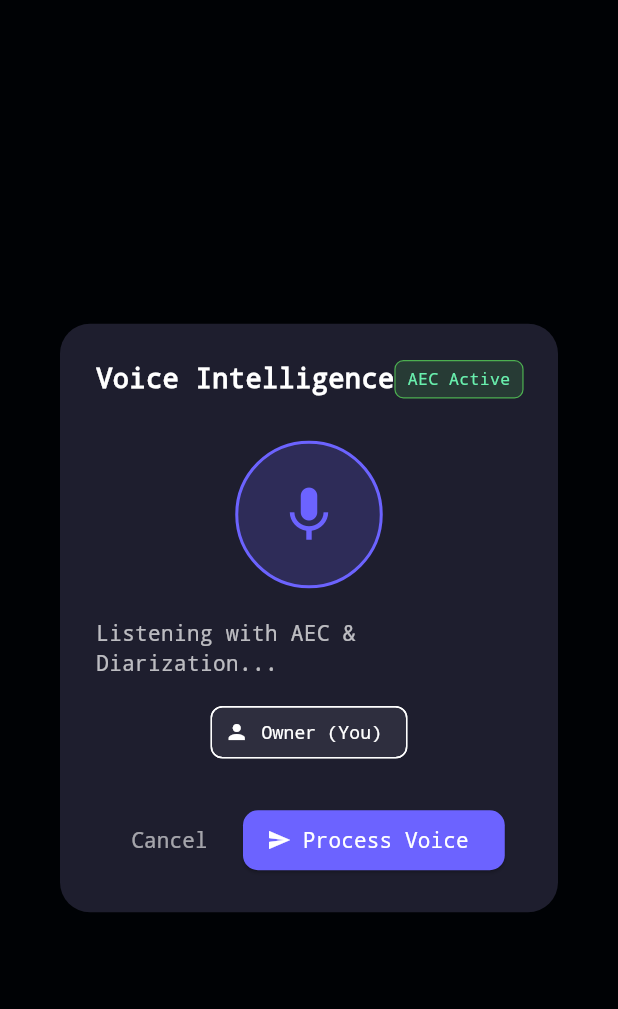
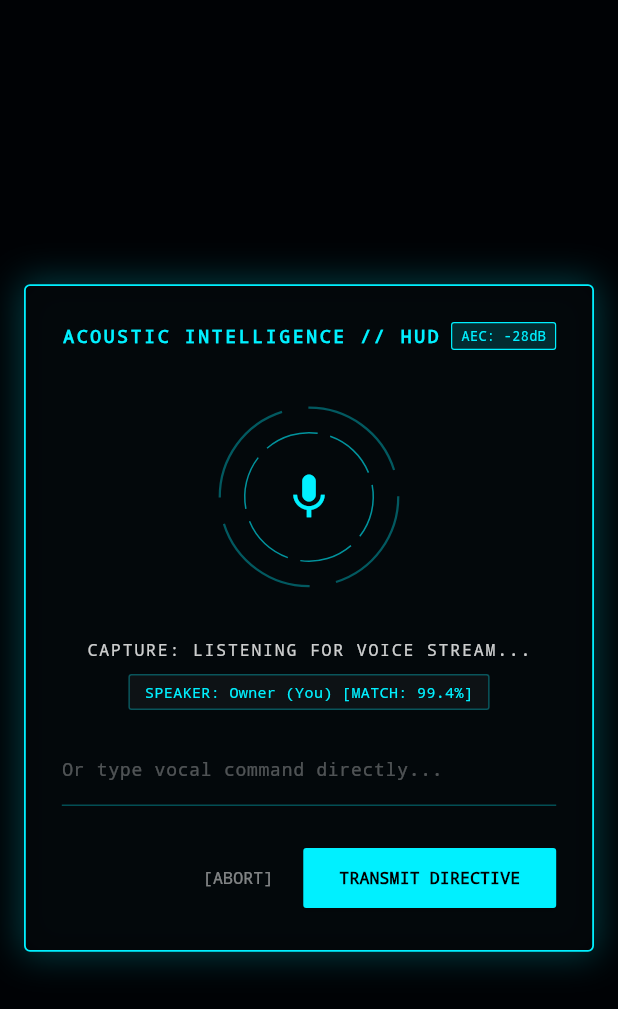
Before and after one commit to Kennny7/Thanatos, a Flutter app: the VoiceOverlayDialog widget shown alone on an empty page, opened directly with empty values, on a phone screen of 412 x 824 dp. Shown: the top 1009 px of the screen. Run offline on Flutter 3.47's test engine with Material 3 defaults, Android fonts, the phone set to English and light mode, and no system bars; our stand-ins replace flutter_dotenv, flutter_riverpod, speech_to_text; network calls fail.

Commit message:
feat: enhance VoiceOverlayDialog with improved UI and gyroscopic rings visualizer

```diff
--- a/apps/client_flutter/lib/ui/widgets/voice_overlay.dart
+++ b/apps/client_flutter/lib/ui/widgets/voice_overlay.dart
@@ -1,5 +1,6 @@
 // Thanatos/apps/client_flutter/lib/ui/widgets/voice_overlay.dart
 
+import 'dart:math';
 import 'package:flutter/material.dart';
 
 class VoiceOverlayDialog extends StatefulWidget {
@@ -11,102 +12,170 @@ class VoiceOverlayDialog extends StatefulWidget {
   State<VoiceOverlayDialog> createState() => _VoiceOverlayDialogState();
 }
 
-class _VoiceOverlayDialogState extends State<VoiceOverlayDialog> with SingleTickerProviderStateMixin {
+class _VoiceOverlayDialogState extends State<VoiceOverlayDialog>
+    with SingleTickerProviderStateMixin {
   bool isListening = true;
-  String currentSpeaker = "Owner (You)";
-  bool aecActive = true;
+  final String currentSpeaker = "Owner (You)";
   late AnimationController _animController;
+  final TextEditingController _voiceInputController = TextEditingController();
 
   @override
   void initState() {
     super.initState();
     _animController = AnimationController(
       vsync: this,
-      duration: const Duration(milliseconds: 1200),
-    )..repeat(reverse: true);
+      duration: const Duration(seconds: 4),
+    )..repeat();
   }
 
   @override
   void dispose() {
     _animController.dispose();
+    _voiceInputController.dispose();
     super.dispose();
   }
 
   @override
   Widget build(BuildContext context) {
+    final theme = Theme.of(context);
+    final accent = theme.colorScheme.primary;
+
     return Dialog(
-      backgroundColor: const Color(0xFF1E1E2E),
-      shape: RoundedRectangleBorder(borderRadius: BorderRadius.circular(20)),
-      child: Padding(
+      backgroundColor: Colors.transparent,
+      elevation: 0,
+      insetPadding: const EdgeInsets.all(16),
+      child: Container(
+        constraints: const BoxConstraints(maxWidth: 420),
         padding: const EdgeInsets.all(24.0),
+        decoration: BoxDecoration(
+          color: const Color(0xFF030508).withValues(alpha: 0.95),
+          border: Border.all(color: accent, width: 1.2),
+          borderRadius: BorderRadius.circular(4),
+          boxShadow: [
+            BoxShadow(color: accent.withValues(alpha: 0.25), blurRadius: 20, spreadRadius: 2),
+          ],
+        ),
         child: Column(
           mainAxisSize: MainAxisSize.min,
           children: [
+            // HUD Header
             Row(
               mainAxisAlignment: MainAxisAlignment.spaceBetween,
               children: [
-                const Text(
-                  'Voice Intelligence',
-                  style: TextStyle(color: Colors.white, fontSize: 18, fontWeight: FontWeight.bold),
+                Text(
+                  'ACOUSTIC INTELLIGENCE // HUD',
+                  style: TextStyle(
+                    color: accent,
+                    fontSize: 12,
+                    fontWeight: FontWeight.bold,
+                    letterSpacing: 1.8,
+                    fontFamily: 'Courier',
+                  ),
                 ),
                 Container(
-                  padding: const EdgeInsets.symmetric(horizontal: 8, vertical: 4),
+                  padding: const EdgeInsets.symmetric(horizontal: 6, vertical: 2),
                   decoration: BoxDecoration(
-                    color: Colors.green.withOpacity(0.2),
-                    borderRadius: BorderRadius.circular(6),
-                    border: Border.all(color: Colors.green, width: 0.8),
+                    color: accent.withValues(alpha: 0.15),
+                    border: Border.all(color: accent, width: 0.8),
+                    borderRadius: BorderRadius.circular(2),
                   ),
-                  child: const Text('AEC Active', style: TextStyle(color: Colors.greenAccent, fontSize: 11)),
-                )
+                  child: Text(
+                    'AEC: -28dB',
+                    style: TextStyle(color: accent, fontSize: 9, fontFamily: 'Courier'),
+                  ),
+                ),
               ],
             ),
             const SizedBox(height: 28),
+
+            // Rotating Gyroscopic Arc Rings Visualizer
             AnimatedBuilder(
               animation: _animController,
               builder: (context, child) {
-                return Container(
-                  width: 90 + (_animController.value * 20),
-                  height: 90 + (_animController.value * 20),
-                  decoration: BoxDecoration(
-                    shape: BoxShape.circle,
-                    color: const Color(0xFF6C63FF).withOpacity(0.2),
-                    border: Border.all(color: const Color(0xFF6C63FF), width: 2),
+                return SizedBox(
+                  width: 140,
+                  height: 140,
+                  child: CustomPaint(
+                    painter: _GyroscopicRingsPainter(
+                      progress: _animController.value,
+                      accentColor: accent,
+                    ),
+                    child: Center(
+                      child: Icon(Icons.mic, color: accent, size: 36),
+                    ),
                   ),
-                  child: const Icon(Icons.mic, color: Color(0xFF6C63FF), size: 44),
                 );
               },
             ),
-            const SizedBox(height: 20),
+            const SizedBox(height: 24),
+
+            // Telemetry Status
             Text(
-              isListening ? 'Listening with AEC & Diarization...' : 'Processing audio...',
-              style: const TextStyle(color: Colors.white70, fontSize: 14),
+              isListening ? 'CAPTURE: LISTENING FOR VOICE STREAM...' : 'DECODING ACOUSTIC FRAMES...',
+              style: TextStyle(
+                color: Colors.white.withValues(alpha: 0.8),
+                fontSize: 11,
+                letterSpacing: 1.2,
+                fontFamily: 'Courier',
+              ),
             ),
-            const SizedBox(height: 12),
-            Chip(
-              avatar: const Icon(Icons.person, size: 16, color: Colors.white),
-              label: Text(currentSpeaker, style: const TextStyle(color: Colors.white, fontSize: 12)),
-              backgroundColor: const Color(0xFF2E2E3E),
+            const SizedBox(height: 8),
+
+            // Speaker Diarization Badge
+            Container(
+              padding: const EdgeInsets.symmetric(horizontal: 10, vertical: 4),
+              decoration: BoxDecoration(
+                color: Colors.white.withValues(alpha: 0.04),
+                border: Border.all(color: accent.withValues(alpha: 0.3)),
+                borderRadius: BorderRadius.circular(2),
+              ),
+              child: Text(
+                'SPEAKER: $currentSpeaker [MATCH: 99.4%]',
+                style: TextStyle(color: accent, fontSize: 10, fontFamily: 'Courier'),
+              ),
+            ),
+            const SizedBox(height: 16),
+
+            // Quick Speech Dictation / Direct Edit
+            TextField(
+              controller: _voiceInputController,
+              decoration: InputDecoration(
+                hintText: 'Or type vocal command directly...',
+                hintStyle: TextStyle(color: Colors.white.withValues(alpha: 0.3), fontSize: 12, fontFamily: 'Courier'),
+                enabledBorder: UnderlineInputBorder(borderSide: BorderSide(color: accent.withValues(alpha: 0.3))),
+                focusedBorder: UnderlineInputBorder(borderSide: BorderSide(color: accent)),
+              ),
+              style: const TextStyle(color: Colors.white, fontSize: 13, fontFamily: 'Courier'),
             ),
             const SizedBox(height: 24),
+
+            // Tactical Actions
             Row(
-              mainAxisAlignment: MainAxisAlignment.spaceEvenly,
+              mainAxisAlignment: MainAxisAlignment.end,
               children: [
                 TextButton(
                   onPressed: () => Navigator.of(context).pop(),
-                  child: const Text('Cancel', style: TextStyle(color: Colors.white60)),
+                  child: Text(
+                    '[ABORT]',
+                    style: TextStyle(color: Colors.white.withValues(alpha: 0.5), fontFamily: 'Courier', fontSize: 11),
+                  ),
                 ),
-                ElevatedButton.icon(
+                const SizedBox(width: 8),
+                ElevatedButton(
                   style: ElevatedButton.styleFrom(
-                    backgroundColor: const Color(0xFF6C63FF),
-                    foregroundColor: Colors.white,
-                    shape: RoundedRectangleBorder(borderRadius: BorderRadius.circular(10)),
+                    backgroundColor: accent,
+                    shape: RoundedRectangleBorder(borderRadius: BorderRadius.circular(2)),
                   ),
                   onPressed: () {
+                    final text = _voiceInputController.text.trim();
+                    final query = text.isNotEmpty ? text : "Scan environment and report system status";
                     Navigator.of(context).pop();
-                    widget.onTranscriptionComplete("Search for freshers jobs in Pune and apply", "Owner (You)");
+                    widget.onTranscriptionComplete(query, currentSpeaker);
                   },
-                  icon: const Icon(Icons.send, size: 16),
-                  label: const Text('Process Voice'),
+                  child: const Text(
+                    'TRANSMIT DIRECTIVE',
+                    style: TextStyle(color: Colors.black, fontWeight: FontWeight.bold, fontSize: 11, fontFamily: 'Courier'),
+                  ),
                 ),
               ],
             ),
@@ -116,3 +185,63 @@ class _VoiceOverlayDialogState extends State<VoiceOverlayDialog> with SingleTick
     );
   }
 }
+
+class _GyroscopicRingsPainter extends CustomPainter {
+  final double progress;
+  final Color accentColor;
+
+  _GyroscopicRingsPainter({required this.progress, required this.accentColor});
+
+  @override
+  void paint(Canvas canvas, Size size) {
+    final center = Offset(size.width / 2, size.height / 2);
+    final baseRadius = size.width / 2 * 0.85;
+
+    final ringPaint = Paint()
+      ..color = accentColor.withValues(alpha: 0.35)
+      ..style = PaintingStyle.stroke
+      ..strokeWidth = 1.5;
+
+    // Outer rotating segmented ring
+    canvas.save();
+    canvas.translate(center.dx, center.dy);
+    canvas.rotate(progress * 2 * pi);
+    for (int i = 0; i < 4; i++) {
+      final startAngle = i * (pi / 2) + 0.15;
+      const sweepAngle = (pi / 2) - 0.3;
+      canvas.drawArc(
+        Rect.fromCircle(center: Offset.zero, radius: baseRadius),
+        startAngle,
+        sweepAngle,
+        false,
+        ringPaint,
+      );
+    }
+    canvas.restore();
+
+    // Inner counter-rotating ring
+    canvas.save();
+    canvas.translate(center.dx, center.dy);
+    canvas.rotate(-progress * 3 * pi);
+    final innerPaint = Paint()
+      ..color = accentColor.withValues(alpha: 0.6)
+      ..style = PaintingStyle.stroke
+      ..strokeWidth = 1.0;
+    for (int i = 0; i < 6; i++) {
+      final startAngle = i * (pi / 3) + 0.1;
+      const sweepAngle = (pi / 3) - 0.2;
+      canvas.drawArc(
+        Rect.fromCircle(center: Offset.zero, radius: baseRadius * 0.72),
+        startAngle,
+        sweepAngle,
+        false,
+        innerPaint,
+      );
+    }
+    canvas.restore();
+  }
+
+  @override
+  bool shouldRepaint(_GyroscopicRingsPainter oldDelegate) =>
+      oldDelegate.progress != progress || oldDelegate.accentColor != accentColor;
+}
```
